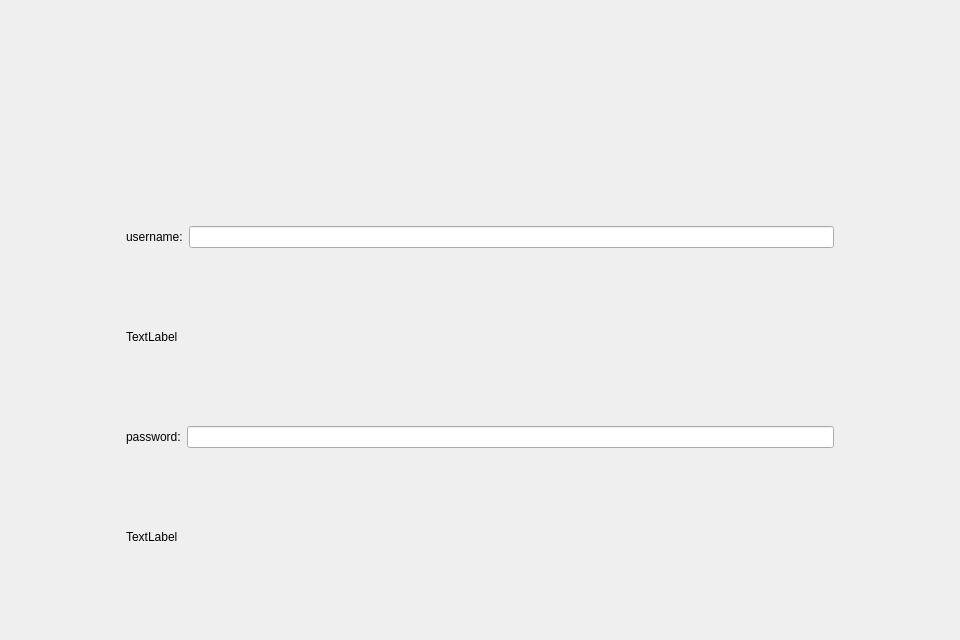
The window that register.ui (Diego369/chatroom-GUI) describes before a commit, drawn with Qt 5.
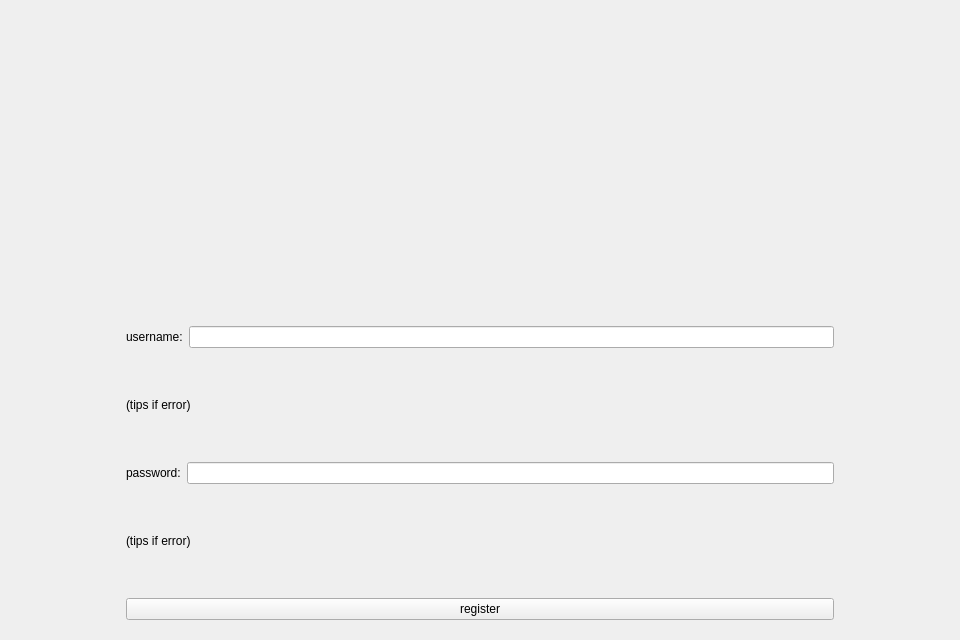
The same window after the commit. Icons and pictures are not drawn.

Commit message: add border image to register widget

What changed in the file:
```diff
--- a/register.ui
+++ b/register.ui
@@ -27,7 +27,7 @@
        <property name="minimumSize">
         <size>
          <width>0</width>
-         <height>200</height>
+         <height>300</height>
         </size>
        </property>
        <property name="styleSheet">
@@ -75,7 +75,7 @@
             <item>
              <widget class="QLabel" name="label_username_prompt">
               <property name="text">
-               <string>TextLabel</string>
+               <string>(tips if error)</string>
               </property>
              </widget>
             </item>
@@ -96,7 +96,14 @@
             <item>
              <widget class="QLabel" name="label_password_prompt">
               <property name="text">
-               <string>TextLabel</string>
+               <string>(tips if error)</string>
+              </property>
+             </widget>
+            </item>
+            <item>
+             <widget class="QPushButton" name="pushButton_register_r">
+              <property name="text">
+               <string>register</string>
               </property>
              </widget>
             </item>
```
Left out of the diff: 2 changed lines with no effect on the pictures. The commit also changes 3 other files.
